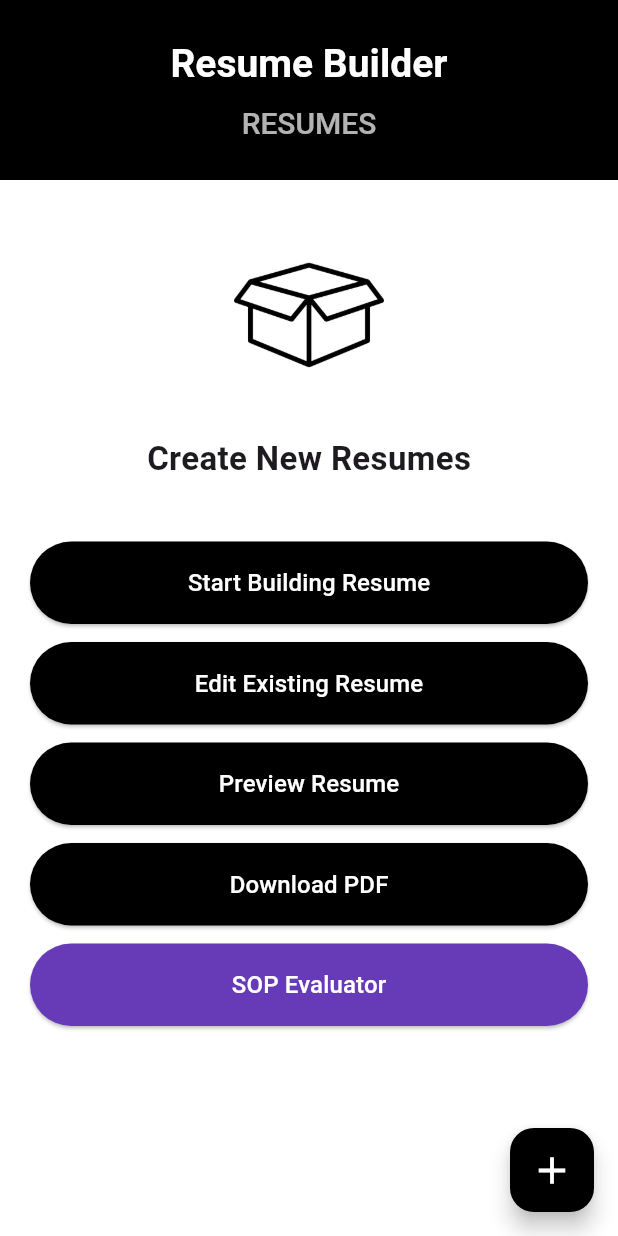
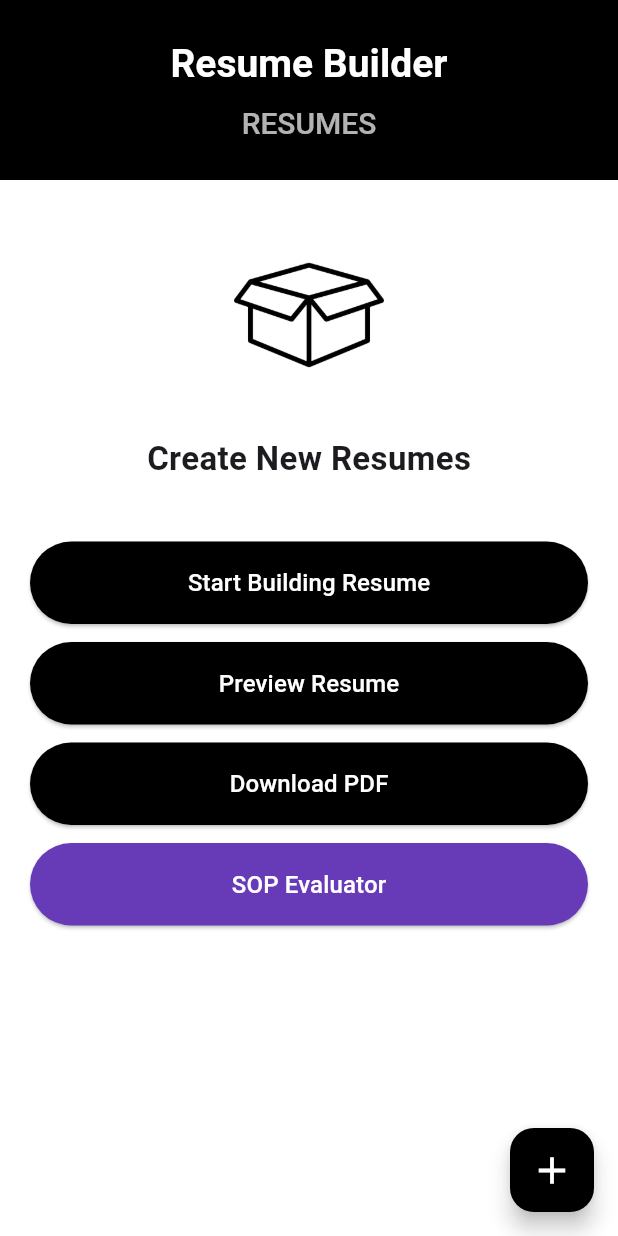
Before and after one commit to yug2405/resume_fix, a Flutter app: the screen it shows after launch, on a phone screen of 412 x 824 dp. Run offline on Flutter 3.47's test engine with Material 3 defaults, Android fonts, the phone set to English and light mode, and no system bars; our stand-ins replace flutter_dotenv, google_fonts, image_picker, pdf, printing.

Commit message:
Updated Buildoption widget and bug fixes

```diff
--- a/lib/screens/homepage.dart
+++ b/lib/screens/homepage.dart
@@ -82,15 +82,6 @@ class _HomepageState extends State<Homepage> {
             const SizedBox(height: 12),
 
             buildMainButton(
-  text: "Edit Existing Resume",
-  onPressed: () {
-    Navigator.of(context).pushNamed(Routes.buildOptionPage);
-  },
-),
-
-            const SizedBox(height: 12),
-
-            buildMainButton(
               text: "Preview Resume",
               onPressed: () {
                 Navigator.of(context).pushNamed(Routes.resumePreviewPage);
```
